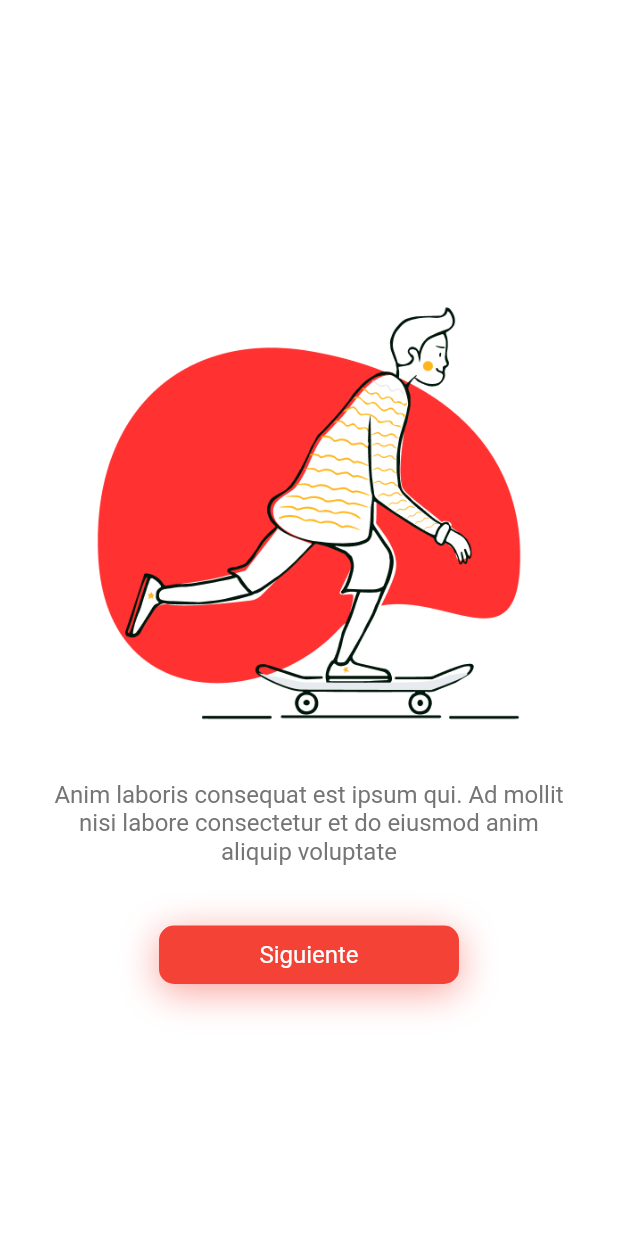
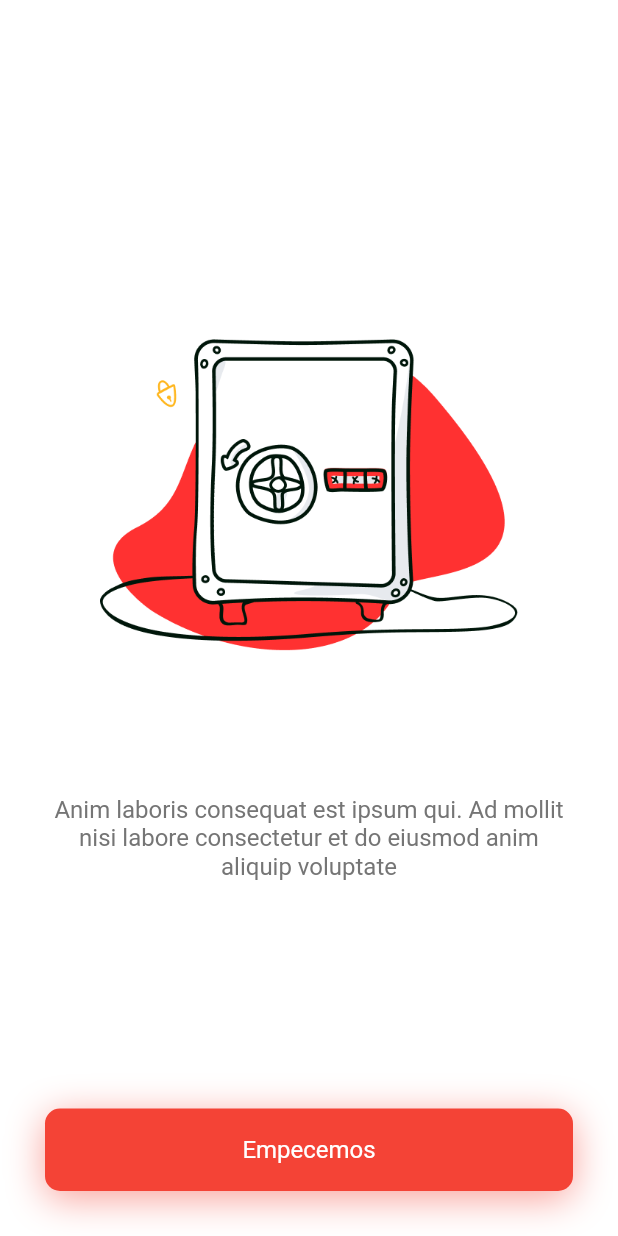
Before and after one commit to Finance-App-Open-Source/Finance-App-Flutter, a Flutter app: the screen it shows after launch, on a phone screen of 412 x 824 dp. Run offline on Flutter 3.47's test engine with Material 2 defaults, Android fonts, the phone set to English and light mode, and no system bars; our stand-ins replace dio, get; accounts and stored records are empty.

Commit message:
feat: splash screen with page controller

```diff
--- a/lib/main.dart
+++ b/lib/main.dart
@@ -1,5 +1,4 @@
 import 'package:finance_app/controllers/global_controller.dart';
-import 'package:finance_app/pages/login_page.dart';
 import 'package:finance_app/pages/splash_screen.dart';
 import 'package:flutter/material.dart';
 import 'package:get/get.dart';
--- a/lib/models/User.dart
+++ b/lib/models/User.dart
@@ -1,5 +1,3 @@
-import 'dart:convert';
-
 class User {
   final int id;
   final String firstName, lastName, email, avatar;
--- a/lib/pages/splash_screen.dart
+++ b/lib/pages/splash_screen.dart
@@ -1,5 +1,8 @@
+import 'dart:async';
+
 import 'package:finance_app/pages/login_page.dart';
 import 'package:finance_app/utils.dart';
+import 'package:finance_app/widgets/app_button.dart';
 import 'package:flutter/material.dart';
 import 'package:get/route_manager.dart';
 
@@ -14,7 +17,41 @@ class _SplashScreenState extends State<SplashScreen> {
     'img/splash/locked-security.png',
     'img/splash/relationship.png'
   ];
-  int currentIndex = 0;
+
+  int _currentPage = 0;
+  late Timer _timer;
+  final PageController _pageController = PageController(initialPage: 0);
+
+  @override
+  void initState() {
+    super.initState();
+    _timer = Timer.periodic(Duration(seconds: 5), (Timer timer) {
+      if (_currentPage < 2) {
+        _currentPage++;
+      } else {
+        _currentPage = 0;
+      }
+
+      _pageController.animateToPage(
+        _currentPage,
+        duration: Duration(milliseconds: 300),
+        curve: Curves.easeIn,
+      );
+    });
+  }
+
+  @override
+  void dispose() {
+    super.dispose();
+    _pageController.dispose();
+  }
+
+  _onPageChanged(int index) {
+    setState(() {
+      _currentPage = index;
+    });
+  }
+
   @override
   Widget build(BuildContext context) {
     return Scaffold(
@@ -22,11 +59,20 @@ class _SplashScreenState extends State<SplashScreen> {
         color: Colors.white,
         padding: EdgeInsets.all(30.0),
         child: Column(
-          mainAxisAlignment: MainAxisAlignment.center,
-          crossAxisAlignment: CrossAxisAlignment.center,
+          children: [
+            SizedBox(height: 100.0),
+            Expanded(
+              child: PageView.builder(
+                scrollDirection: Axis.horizontal,
+                controller: _pageController,
+                onPageChanged: _onPageChanged,
+                itemCount: images.length,
+                itemBuilder: (ctx, i) => Column(
                   children: [
                     Image(
-              image: AssetImage(path(images[currentIndex])),
+                      height: 400.0,
+                      width: MediaQuery.of(context).size.width * 0.8,
+                      image: AssetImage(path(images[i])),
                     ),
                     Text(
                       '''Anim laboris consequat est ipsum qui. Ad mollit nisi labore consectetur et do eiusmod anim aliquip voluptate''',
@@ -37,38 +83,13 @@ class _SplashScreenState extends State<SplashScreen> {
                         decoration: TextDecoration.none,
                       ),
                     ),
-            GestureDetector(
-              onTap: () {
-                setState(() {
-                  currentIndex += 1;
-                  if (currentIndex >= images.length) {
-                    currentIndex = 0;
-
-                    Get.off(() => LoginPage(), transition: Transition.zoom);
-                  }
-                });
-              },
-              child: Container(
-                margin: EdgeInsets.only(
-                  top: 40.0,
-                ),
-                decoration: BoxDecoration(
-                  color: Colors.red,
-                  borderRadius: BorderRadius.all(
-                    Radius.circular(10.0),
-                  ),
-                  boxShadow: <BoxShadow>[
-                    BoxShadow(
-                      color: Colors.red.withOpacity(0.5),
-                      blurRadius: 21,
-                      offset: Offset(0, 5),
-                    ),
                   ],
                 ),
-                padding: EdgeInsets.all(10.0),
-                width: 200.0,
+              ),
+            ),
+            AppButton(
               child: Text(
-                  'Siguiente',
+                'Empecemos',
                 textAlign: TextAlign.center,
                 style: TextStyle(
                   fontSize: 16.0,
@@ -76,7 +97,12 @@ class _SplashScreenState extends State<SplashScreen> {
                   decoration: TextDecoration.none,
                 ),
               ),
-              ),
+              onTab: () {
+                setState(() {
+                  _timer.cancel();
+                  Get.off(() => LoginPage(), transition: Transition.zoom);
+                });
+              },
             )
           ],
         ),
```
Lines whose indentation alone changed are shown as unchanged.
